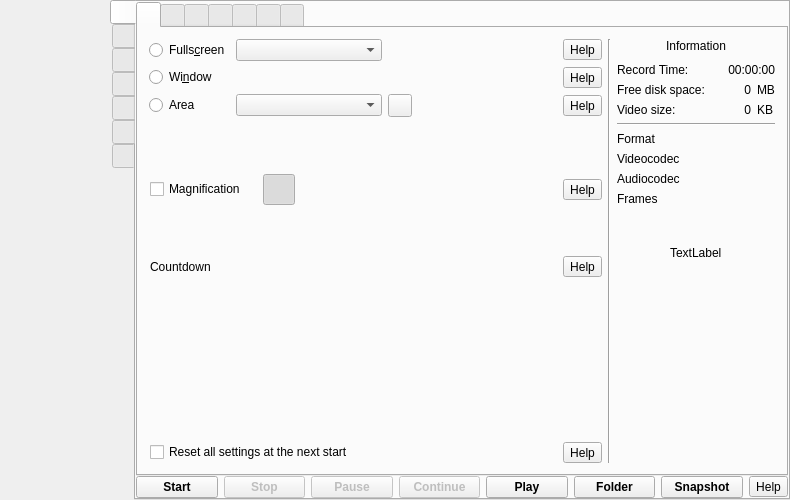
Above: src/formMainWindow.ui from vkohaupt/vokoscreenNG before the change. Below: the same form after it.
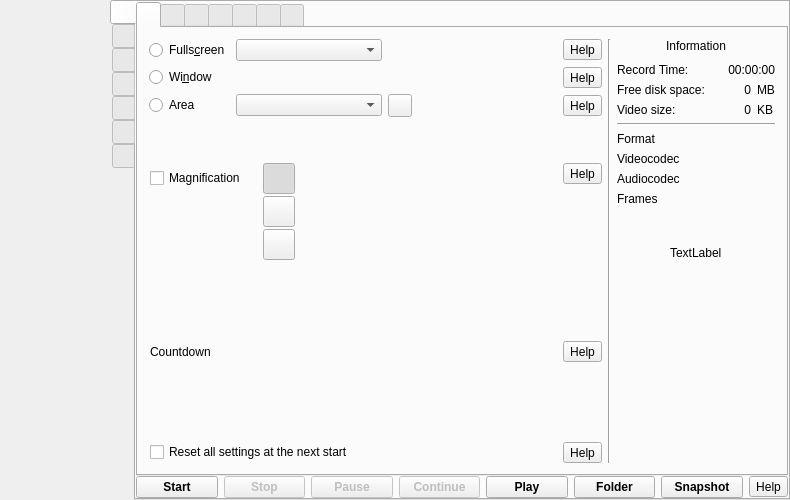
That is the form after the change. Icons and pictures are not drawn.

Commit message: Magnifier: Add circle

The edit to the form file:
```diff
--- a/src/formMainWindow.ui
+++ b/src/formMainWindow.ui
@@ -515,15 +515,15 @@
                </spacer>
               </item>
               <item>
-               <layout class="QGridLayout" name="gridLayout_9" rowstretch="0,0,0,0,0" columnstretch="0,0,0,0">
+               <layout class="QGridLayout" name="gridLayout_9" rowstretch="0,0,0,0,0,0" columnstretch="0,0,0,0">
                 <property name="leftMargin">
                  <number>1</number>
                 </property>
                 <property name="verticalSpacing">
                  <number>0</number>
                 </property>
-                <item row="4" column="3">
-                 <widget class="QToolButton" name="help_screencast_deleteallsettings">
+                <item row="0" column="3">
+                 <widget class="QToolButton" name="help_screencast_magnifier">
                   <property name="toolTip">
                    <string>Help</string>
                   </property>
@@ -532,63 +532,29 @@
                   </property>
                  </widget>
                 </item>
-                <item row="1" column="2">
-                 <spacer name="verticalSpacer_9">
-                  <property name="orientation">
-                   <enum>Qt::Vertical</enum>
+                <item row="0" column="1" rowspan="2">
+                 <widget class="QFrame" name="frame_5">
+                  <property name="frameShape">
+                   <enum>QFrame::NoFrame</enum>
                   </property>
-                  <property name="sizeType">
-                   <enum>QSizePolicy::Minimum</enum>
+                  <property name="frameShadow">
+                   <enum>QFrame::Plain</enum>
                   </property>
-                  <property name="sizeHint" stdset="0">
-                   <size>
-                    <width>20</width>
-                    <height>40</height>
-                   </size>
+                  <property name="lineWidth">
+                   <number>0</number>
                   </property>
-                 </spacer>
-                </item>
-                <item row="2" column="3">
-                 <widget class="QToolButton" name="help_screencast_countdown">
-                  <property name="toolTip">
-                   <string>Help</string>
-                  </property>
-                  <property name="text">
-                   <string notr="true">Help</string>
-                  </property>
-                 </widget>
-                </item>
-                <item row="2" column="0">
-                 <widget class="QLabel" name="labelScreencastCountdownText">
-                  <property name="text">
-                   <string>Countdown</string>
-                  </property>
-                  <property name="alignment">
-                   <set>Qt::AlignLeading|Qt::AlignLeft|Qt::AlignVCenter</set>
-                  </property>
-                 </widget>
-                </item>
-                <item row="0" column="0">
-                 <widget class="QCheckBox" name="checkBoxMagnifier">
-                  <property name="toolTip">
-                   <string notr="true">CTRL+SHIFT+F9</string>
-                  </property>
-                  <property name="text">
-                   <string>Magnification</string>
-                  </property>
-                 </widget>
-                </item>
-                <item row="0" column="1">
-                 <layout class="QHBoxLayout" name="horizontalLayout_8">
-                  <property name="sizeConstraint">
-                   <enum>QLayout::SetDefaultConstraint</enum>
-                  </property>
-                  <item>
-                   <widget class="QFrame" name="frame_4">
-                    <property name="frameShape">
-                     <enum>QFrame::NoFrame</enum>
-                    </property>
-                    <layout class="QHBoxLayout" name="horizontalLayout_62">
+                  <layout class="QVBoxLayout" name="verticalLayout_28">
+                   <property name="spacing">
+                    <number>2</number>
+                   </property>
+                   <property name="topMargin">
+                    <number>0</number>
+                   </property>
+                   <property name="bottomMargin">
+                    <number>0</number>
+                   </property>
+                   <item>
+                    <layout class="QHBoxLayout" name="horizontalLayout_rectangle">
                      <item>
                       <widget class="QToolButton" name="toolButton_magnifier_rectangle">
                        <property name="text">
@@ -615,10 +581,71 @@
                         <bool>true</bool>
                        </property>
                        <property name="autoRaise">
+                        <bool>false</bool>
+                       </property>
+                      </widget>
+                     </item>
+                     <item>
+                      <spacer name="horizontalSpacer_49">
+                       <property name="orientation">
+                        <enum>Qt::Horizontal</enum>
+                       </property>
+                       <property name="sizeHint" stdset="0">
+                        <size>
+                         <width>40</width>
+                         <height>20</height>
+                        </size>
+                       </property>
+                      </spacer>
+                     </item>
+                    </layout>
+                   </item>
+                   <item>
+                    <layout class="QHBoxLayout" name="horizontalLayout_elipse">
+                     <item>
+                      <widget class="QToolButton" name="toolButton_magnifier_elipse">
+                       <property name="text">
+                        <string notr="true"/>
+                       </property>
+                       <property name="icon">
+                        <iconset resource="screencast.qrc">
+                         <normaloff>:/pictures/camera/window-ellipse-off.png</normaloff>
+                         <normalon>:/pictures/camera/window-ellipse-on.png</normalon>:/pictures/camera/window-ellipse-off.png</iconset>
+                       </property>
+                       <property name="iconSize">
+                        <size>
+                         <width>24</width>
+                         <height>24</height>
+                        </size>
+                       </property>
+                       <property name="checkable">
                         <bool>true</bool>
                        </property>
+                       <property name="autoExclusive">
+                        <bool>true</bool>
+                       </property>
+                       <property name="autoRaise">
+                        <bool>false</bool>
+                       </property>
                       </widget>
                      </item>
+                     <item>
+                      <spacer name="horizontalSpacer_47">
+                       <property name="orientation">
+                        <enum>Qt::Horizontal</enum>
+                       </property>
+                       <property name="sizeHint" stdset="0">
+                        <size>
+                         <width>40</width>
+                         <height>20</height>
+                        </size>
+                       </property>
+                      </spacer>
+                     </item>
+                    </layout>
+                   </item>
+                   <item>
+                    <layout class="QHBoxLayout" name="horizontalLayout_circle">
                      <item>
                       <widget class="QToolButton" name="toolButton_magnifier_circle">
                        <property name="text">
@@ -642,45 +669,39 @@
                         <bool>true</bool>
                        </property>
                        <property name="autoRaise">
-                        <bool>true</bool>
+                        <bool>false</bool>
                        </property>
                       </widget>
                      </item>
+                     <item>
+                      <spacer name="horizontalSpacer_48">
+                       <property name="orientation">
+                        <enum>Qt::Horizontal</enum>
+                       </property>
+                       <property name="sizeHint" stdset="0">
+                        <size>
+                         <width>40</width>
+                         <height>20</height>
+                        </size>
+                       </property>
+                      </spacer>
+                     </item>
                     </layout>
-                   </widget>
-                  </item>
-                  <item>
-                   <spacer name="horizontalSpacer_16">
-                    <property name="orientation">
-                     <enum>Qt::Horizontal</enum>
-                    </property>
-                    <property name="sizeHint" stdset="0">
-                     <size>
-                      <width>40</width>
-                      <height>20</height>
-                     </size>
-                    </property>
-                   </spacer>
-                  </item>
-                 </layout>
+                   </item>
+                  </layout>
+                 </widget>
                 </item>
-                <item row="3" column="0">
-                 <spacer name="verticalSpacer_20">
-                  <property name="orientation">
-                   <enum>Qt::Vertical</enum>
+                <item row="3" column="3">
+                 <widget class="QToolButton" name="help_screencast_countdown">
+                  <property name="toolTip">
+                   <string>Help</string>
                   </property>
-                  <property name="sizeType">
-                   <enum>QSizePolicy::Expanding</enum>
+                  <property name="text">
+                   <string notr="true">Help</string>
                   </property>
-                  <property name="sizeHint" stdset="0">
-                   <size>
-                    <width>20</width>
-                    <height>40</height>
-                   </size>
-                  </property>
-                 </spacer>
+                 </widget>
                 </item>
-                <item row="4" column="0" colspan="3">
+                <item row="5" column="0" colspan="3">
                  <layout class="QHBoxLayout" name="horizontalLayout_13">
                   <item>
                    <widget class="QCheckBox" name="checkBoxResetAtNextStart">
@@ -691,7 +712,30 @@
                   </item>
                  </layout>
                 </item>
-                <item row="2" column="1" colspan="2">
+                <item row="5" column="3">
+                 <widget class="QToolButton" name="help_screencast_deleteallsettings">
+                  <property name="toolTip">
+                   <string>Help</string>
+                  </property>
+                  <property name="text">
+                   <string notr="true">Help</string>
+                  </property>
+                 </widget>
+                </item>
+                <item row="0" column="2">
+                 <spacer name="horizontalSpacer_45">
+                  <property name="orientation">
+                   <enum>Qt::Horizontal</enum>
+                  </property>
+                  <property name="sizeHint" stdset="0">
+                   <size>
+                    <width>40</width>
+                    <height>20</height>
+                   </size>
+                  </property>
+                 </spacer>
+                </item>
+                <item row="3" column="1" colspan="2">
                  <layout class="QHBoxLayout" name="horizontalLayout_60">
                   <item>
                    <spacer name="horizontalSpacer_43">
@@ -711,29 +755,119 @@
                   </item>
                  </layout>
                 </item>
-                <item row="0" column="3">
-                 <widget class="QToolButton" name="help_screencast_magnifier">
-                  <property name="toolTip">
-                   <string>Help</string>
-                  </property>
+                <item row="3" column="0">
+                 <widget class="QLabel" name="labelScreencastCountdownText">
                   <property name="text">
-                   <string notr="true">Help</string>
+                   <string>Countdown</string>
+                  </property>
+                  <property name="alignment">
+                   <set>Qt::AlignLeading|Qt::AlignLeft|Qt::AlignVCenter</set>
                   </property>
                  </widget>
                 </item>
-                <item row="0" column="2">
-                 <spacer name="horizontalSpacer_45">
+                <item row="4" column="2">
+                 <layout class="QHBoxLayout" name="horizontalLayout_8">
+                  <property name="sizeConstraint">
+                   <enum>QLayout::SetDefaultConstraint</enum>
+                  </property>
+                  <item>
+                   <widget class="QFrame" name="frame_4">
+                    <property name="frameShape">
+                     <enum>QFrame::NoFrame</enum>
+                    </property>
+                    <layout class="QHBoxLayout" name="horizontalLayout_62"/>
+                   </widget>
+                  </item>
+                  <item>
+                   <spacer name="horizontalSpacer_16">
+                    <property name="orientation">
+                     <enum>Qt::Horizontal</enum>
+                    </property>
+                    <property name="sizeHint" stdset="0">
+                     <size>
+                      <width>40</width>
+                      <height>20</height>
+                     </size>
+                    </property>
+                   </spacer>
+                  </item>
+                 </layout>
+                </item>
+                <item row="2" column="1">
+                 <spacer name="verticalSpacer_7">
                   <property name="orientation">
-                   <enum>Qt::Horizontal</enum>
+                   <enum>Qt::Vertical</enum>
                   </property>
                   <property name="sizeHint" stdset="0">
                    <size>
-                    <width>40</width>
-                    <height>20</height>
+                    <width>20</width>
+                    <height>40</height>
                    </size>
                   </property>
                  </spacer>
                 </item>
+                <item row="4" column="0">
+                 <spacer name="verticalSpacer_20">
+                  <property name="orientation">
+                   <enum>Qt::Vertical</enum>
+                  </property>
+                  <property name="sizeType">
+                   <enum>QSizePolicy::Expanding</enum>
+                  </property>
+                  <property name="sizeHint" stdset="0">
+                   <size>
+                    <width>20</width>
+                    <height>40</height>
+                   </size>
+                  </property>
+                 </spacer>
+                </item>
+                <item row="1" column="2">
+                 <spacer name="verticalSpacer_9">
+                  <property name="orientation">
+                   <enum>Qt::Vertical</enum>
+                  </property>
+                  <property name="sizeType">
+                   <enum>QSizePolicy::Minimum</enum>
+                  </property>
+                  <property name="sizeHint" stdset="0">
+                   <size>
+                    <width>20</width>
+                    <height>40</height>
+                   </size>
+                  </property>
+                 </spacer>
+                </item>
+                <item row="0" column="0" rowspan="2">
+                 <layout class="QVBoxLayout" name="verticalLayout_39">
+                  <property name="topMargin">
+                   <number>5</number>
+                  </property>
+                  <item>
+                   <widget class="QCheckBox" name="checkBoxMagnifier">
+                    <property name="toolTip">
+                     <string notr="true">CTRL+SHIFT+F9</string>
+                    </property>
+                    <property name="text">
+                     <string>Magnification</string>
+                    </property>
+                   </widget>
+                  </item>
+                  <item>
+                   <spacer name="verticalSpacer_27">
+                    <property name="orientation">
+                     <enum>Qt::Vertical</enum>
+                    </property>
+                    <property name="sizeHint" stdset="0">
+                     <size>
+                      <width>20</width>
+                      <height>40</height>
+                     </size>
+                    </property>
+                   </spacer>
+                  </item>
+                 </layout>
+                </item>
                </layout>
               </item>
              </layout>
@@ -753,6 +887,13 @@
               <property name="verticalSpacing">
                <number>0</number>
               </property>
+              <item row="0" column="0" alignment="Qt::AlignHCenter">
+               <widget class="QLabel" name="label_17">
+                <property name="text">
+                 <string>Information</string>
+                </property>
+               </widget>
+              </item>
               <item row="2" column="0" alignment="Qt::AlignHCenter">
                <widget class="QLabel" name="label_Upate_tab_1">
                 <property name="text">
@@ -930,13 +1071,6 @@
                 </property>
                </spacer>
               </item>
-              <item row="0" column="0" alignment="Qt::AlignHCenter">
-               <widget class="QLabel" name="label_17">
-                <property name="text">
-                 <string>Information</string>
-                </property>
-               </widget>
-              </item>
              </layout>
             </item>
            </layout>
```
The commit also changes 4 other files.
